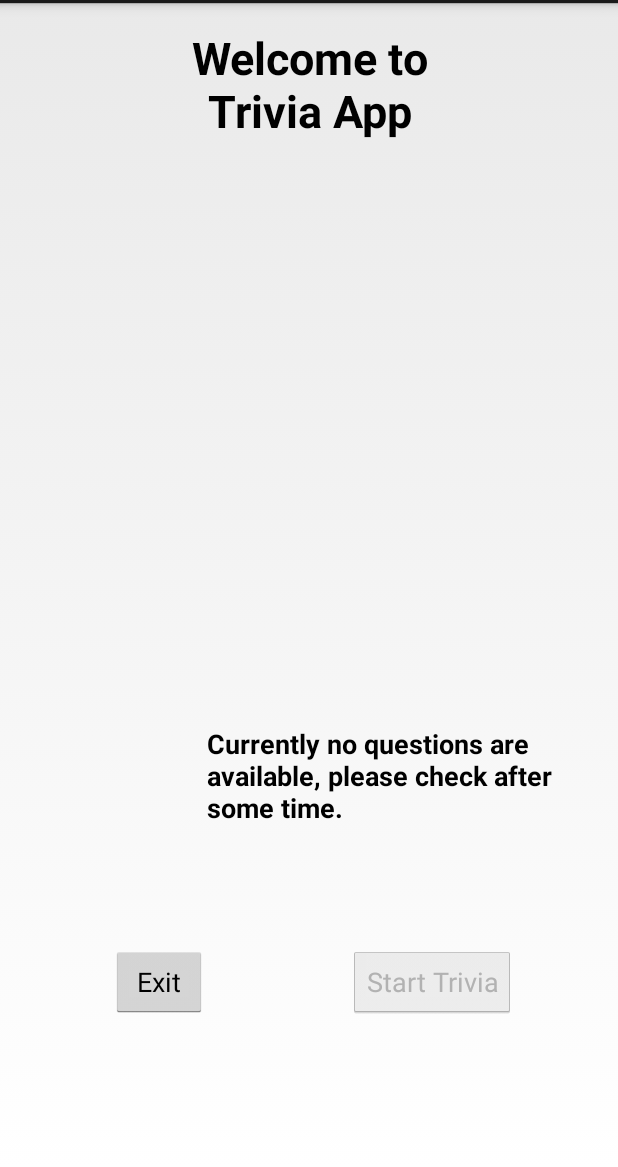
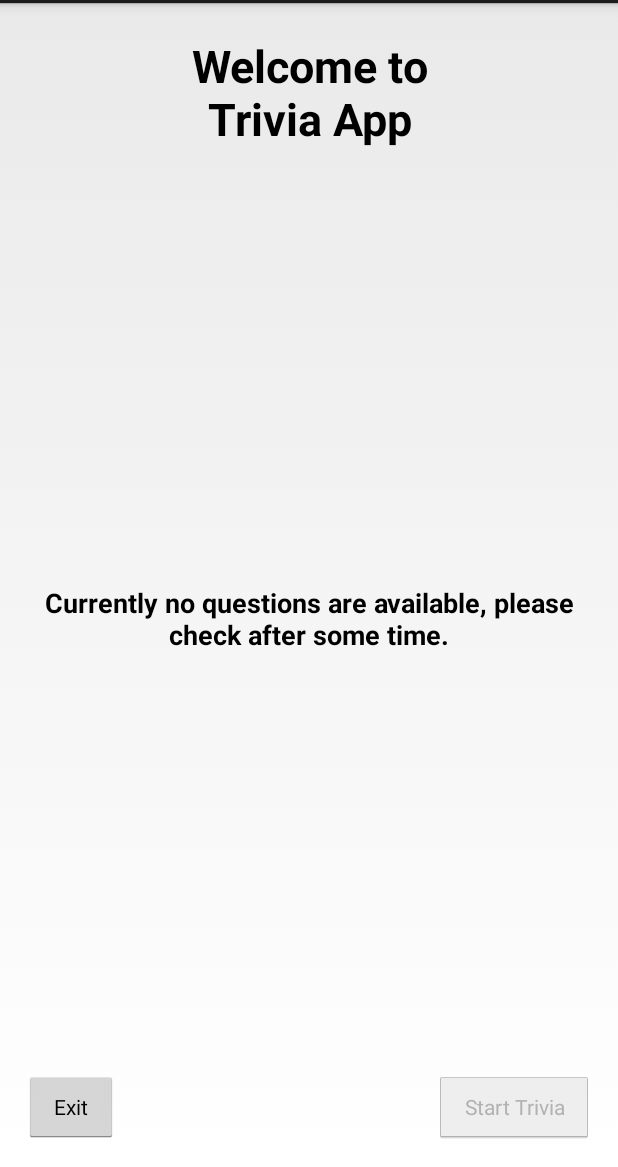
Before and after one commit to atulbanwar/MobileApplications, an Android app: the screen it shows after launch (MainActivity), on a phone screen of 412 x 824 dp, the part 69-1236 px from its top. Run offline under Robolectric (Android 15) with nearby library versions, the phone set to English and light mode, and no system bars; 1 statement that could not run was skipped.

Commit message:
Code refoctoring

```diff
--- a/app/src/main/java/com/hw/mad/hw03/MainActivity.java
+++ b/app/src/main/java/com/hw/mad/hw03/MainActivity.java
@@ -18,29 +18,28 @@ import java.util.ArrayList;
 public class MainActivity extends Activity implements GetTriviaData.IData {
 
     private Button btnExit, btnStartTrivia;
-    private ProgressBar pgDiagLoading;
+    private ProgressBar pgBarLoading;
     private ImageView imgViewTrivia;
     private TextView txtViewLoadingReady;
     private ArrayList<Question> questionList;
     public static final String QUESTIONS_LIST_KEY = "QUESTIONS";
-    public static final int REQ_CODE_START = 1;
     public static final String JSON_URL = "http://dev.theappsdr.com/apis/trivia_json/index.php";
 
     @Override
     protected void onCreate(Bundle savedInstanceState) {
         super.onCreate(savedInstanceState);
         setContentView(R.layout.activity_main);
-        btnExit = (Button) findViewById(R.id.button_exit);
-        btnStartTrivia = (Button) findViewById(R.id.button_start_trivia);
+        btnExit = (Button) findViewById(R.id.action_exit);
+        btnStartTrivia = (Button) findViewById(R.id.action_start_trivia);
         imgViewTrivia = (ImageView) findViewById(R.id.image_view_trivia);
-        pgDiagLoading = (ProgressBar) findViewById(R.id.progress_bar_loading);
+        pgBarLoading = (ProgressBar) findViewById(R.id.progress_bar_loading);
         txtViewLoadingReady = (TextView) findViewById(R.id.text_loading_ready);
         btnStartTrivia.setEnabled(false);
 
         questionList = new ArrayList<Question>();
 
         if (isConnectedOnline() && questionList.isEmpty()) {
-            pgDiagLoading.setVisibility(View.VISIBLE);
+            pgBarLoading.setVisibility(View.VISIBLE);
             txtViewLoadingReady.setText(getResources().getString(R.string.progress_bar_loading));
             new GetTriviaData(this).execute(JSON_URL);
         } else if (isConnectedOnline()) {
@@ -52,7 +51,7 @@ public class MainActivity extends Activity implements GetTriviaData.IData {
     public void startTrivia(View view) {
         Intent intent = new Intent(MainActivity.this, TriviaActivity.class);
         intent.putExtra(QUESTIONS_LIST_KEY, questionList);
-        startActivityForResult(intent, REQ_CODE_START);
+        startActivity(intent);
     }
 
     public void exit(View view) {
@@ -73,7 +72,7 @@ public class MainActivity extends Activity implements GetTriviaData.IData {
     @Override
     public void setupData(ArrayList<Question> result) {
 
-        pgDiagLoading.setVisibility(View.INVISIBLE);
+        pgBarLoading.setVisibility(View.INVISIBLE);
         txtViewLoadingReady.setText("");
         if (!result.isEmpty()) {
 
--- a/app/src/main/res/layout/activity_main.xml
+++ b/app/src/main/res/layout/activity_main.xml
@@ -9,73 +9,126 @@
     android:paddingTop="@dimen/activity_vertical_margin"
     tools:context="com.hw.mad.hw03.MainActivity">
 
+    <LinearLayout
+        android:id="@+id/layout_question_text"
+        android:layout_width="match_parent"
+        android:layout_height="wrap_content"
+        android:layout_alignParentLeft="true"
+        android:layout_alignParentStart="true"
+        android:layout_alignParentTop="true"
+        android:layout_marginTop="5dp"
+        android:orientation="horizontal">
+
         <TextView
+            android:id="@+id/txt_view_welcome"
             android:layout_width="wrap_content"
             android:layout_height="wrap_content"
-        android:textAppearance="?android:attr/textAppearanceLarge"
-        android:text="@string/text_view_welcome"
-        android:id="@+id/txtViewWelcome"
             android:layout_alignParentTop="true"
             android:layout_centerHorizontal="true"
-        android:textSize="30sp"
+            android:gravity="center"
             android:paddingLeft="70dp"
             android:paddingRight="70dp"
-        android:gravity="center"
-        android:textStyle="bold"/>
+            android:text="@string/text_view_welcome"
+            android:textAppearance="?android:attr/textAppearanceLarge"
+            android:textSize="30sp"
+            android:textStyle="bold" />
+    </LinearLayout>
 
-    <Button
+
+    <LinearLayout
+        android:id="@+id/layout_question_center"
+        android:layout_width="match_parent"
+        android:layout_height="250dp"
+        android:layout_alignParentLeft="true"
+        android:layout_alignParentStart="true"
+        android:layout_below="@+id/layout_question_text"
+        android:layout_marginTop="40dp"
+        android:orientation="horizontal">
+
+        <ImageView
+            android:id="@+id/image_view_trivia"
             android:layout_width="wrap_content"
             android:layout_height="wrap_content"
-        android:text="@string/action_exit"
-        android:id="@+id/button_exit"
-        android:layout_marginBottom="83dp"
+            android:layout_alignTop="@+id/image_view_trivia"
+            android:layout_below="@+id/txtViewWelcome"
+            android:layout_centerHorizontal="true"
+            android:layout_gravity="center_vertical"
+
+
+            android:gravity="center" />
+
+        <ProgressBar
+            android:id="@+id/progress_bar_loading"
+            style="?android:attr/progressBarStyleLarge"
+            android:layout_width="wrap_content"
+            android:layout_height="wrap_content"
+            android:layout_alignTop="@+id/image_view_trivia"
+            android:layout_centerHorizontal="true"
+            android:layout_gravity="center_vertical"
+            android:gravity="center"
+            android:paddingLeft="140dp"
+            android:paddingRight="140dp" />
+
+    </LinearLayout>
+
+    <LinearLayout
+        android:id="@+id/layout_loading_ready"
+        android:layout_width="match_parent"
+        android:layout_height="match_parent"
+        android:layout_above="@+id/layout_question_actions"
+        android:layout_alignParentLeft="true"
+        android:layout_alignParentStart="true"
+        android:layout_below="@+id/layout_question_center"
+        android:orientation="horizontal">
+
+        <TextView
+            android:id="@+id/text_loading_ready"
+            android:layout_width="match_parent"
+            android:layout_height="wrap_content"
+            android:layout_alignParentTop="true"
+            android:layout_centerHorizontal="true"
+            android:gravity="center"
+            android:text="adasdas"
+            android:textAppearance="?android:attr/textAppearanceMedium"
+
+            android:textStyle="bold" />
+    </LinearLayout>
+
+
+    <LinearLayout
+        android:id="@+id/layout_question_actions"
+        android:layout_width="match_parent"
+        android:layout_height="wrap_content"
         android:layout_alignParentBottom="true"
         android:layout_alignParentLeft="true"
         android:layout_alignParentStart="true"
-        android:layout_marginLeft="58dp"
-        android:layout_marginStart="58dp"
-        android:onClick="exit" />
-
+        android:layout_marginTop="5dp"
+        android:orientation="horizontal">
 
         <Button
-
+            android:id="@+id/action_exit"
+            style="?android:attr/buttonStyleSmall"
             android:layout_width="wrap_content"
             android:layout_height="wrap_content"
-        android:text="@string/action_start_trivia"
-        android:id="@+id/button_start_trivia"
-        android:layout_alignTop="@+id/button_exit"
-        android:layout_alignRight="@+id/txtViewWelcome"
-        android:layout_alignEnd="@+id/txtViewWelcome"
-        android:layout_marginRight="52dp"
-        android:layout_marginEnd="52dp"
-        android:onClick="startTrivia" />
+            android:onClick="quitAction"
+            android:paddingLeft="20dp"
+            android:paddingRight="20dp"
+            android:text="@string/button_exit" />
 
-    <ProgressBar
-        style="?android:attr/progressBarStyleLarge"
+        <Space
+            android:layout_width="0dp"
+            android:layout_height="0dp"
+            android:layout_weight="1" />
+
+        <Button
+            android:id="@+id/action_start_trivia"
+            style="?android:attr/buttonStyleSmall"
             android:layout_width="wrap_content"
             android:layout_height="wrap_content"
-        android:id="@+id/progress_bar_loading"
-        android:layout_alignTop="@+id/image_view_trivia"
-        android:layout_toRightOf="@+id/button_exit"
-        android:layout_toEndOf="@+id/button_exit" />
-
-    <ImageView
-        android:layout_width="wrap_content"
-        android:layout_height="wrap_content"
-        android:id="@+id/image_view_trivia"
-        android:layout_below="@+id/txtViewWelcome"
-        android:layout_centerHorizontal="true"
-        android:layout_marginTop="65dp" />
-
-    <TextView
-        android:layout_width="wrap_content"
-        android:layout_height="wrap_content"
-        android:textAppearance="?android:attr/textAppearanceMedium"
-        android:id="@+id/text_loading_ready"
-        android:layout_above="@+id/button_exit"
-        android:layout_toRightOf="@+id/button_exit"
-        android:layout_toEndOf="@+id/button_exit"
-        android:layout_marginBottom="80dp"
-        android:textStyle="bold"/>
+            android:onClick="nextAction"
+            android:paddingLeft="20dp"
+            android:paddingRight="20dp"
+            android:text="@string/button_start_trivia" />
+    </LinearLayout>
 
 </RelativeLayout>
--- a/app/src/main/res/values/strings.xml
+++ b/app/src/main/res/values/strings.xml
@@ -1,8 +1,8 @@
 <resources>
     <string name="app_name">HW03</string>
     <string name="text_view_welcome">Welcome to Trivia App</string>
-    <string name="action_exit">Exit</string>
-    <string name="action_start_trivia">Start Trivia</string>
+    <string name="button_exit">Exit</string>
+    <string name="button_start_trivia">Start Trivia</string>
     <string name="progress_bar_loading">Loading Trivia</string>
     <string name="progress_bar_ready"> Trivia Ready</string>
     <string name="error_no_internet"> Check your internet connection.y</string>
```
Lines whose indentation alone changed are shown as unchanged.
